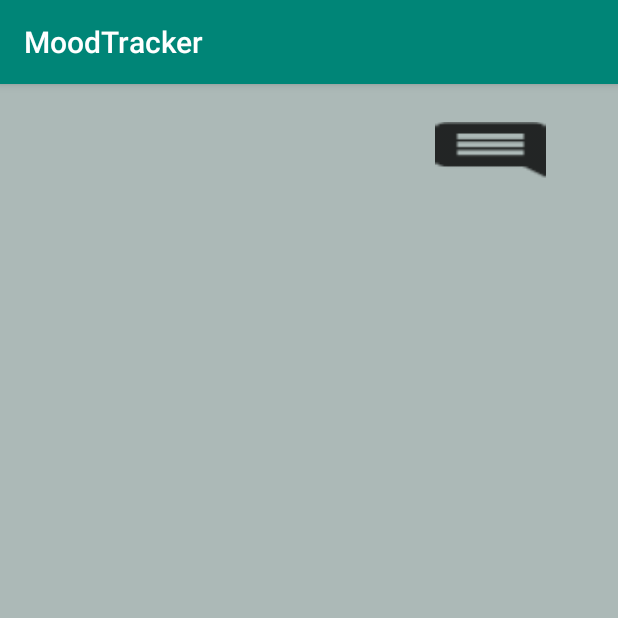
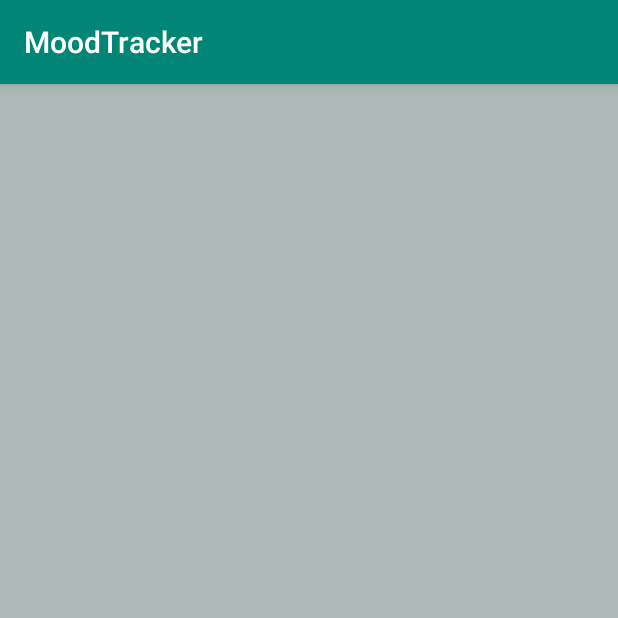
Before and after one commit to CoeurDeRoses/MoodTracker, an Android app: the screen it shows after launch (MHistoryMood), after a tap on "This button is used to allow the users t", on a phone screen of 412 x 824 dp, the top half of it. Run offline under Robolectric (Android 15) with nearby library versions, the light colour scheme and no system bars; 3 other taps on this screen came first.

Commit message:
Nouveau test boutton qui démontre que l'ancien test était érroné
J'inialise la variable avec "" par défaut dans MainActivity et aussi lorsque l'utilisateur appuie sur une humeur sans mettre un commentaire dans le code du boutton addcomment

```diff
--- a/app/src/main/java/com/cdrcoeurderoses/moodtracker/MHistoryMood.java
+++ b/app/src/main/java/com/cdrcoeurderoses/moodtracker/MHistoryMood.java
@@ -46,6 +46,14 @@ public class MHistoryMood extends AppCompatActivity {
         String gson_file_read = getSharedPreferences("mood_file",MODE_PRIVATE).getString("1", "");
         String mood_data_json = gson.fromJson(gson_file_read, String.class);
         String[] many_gson_array = mood_manager.mood_ready_read(mood_data_json);
+
+        //if the comment is not void i set the show comment button visible
+        // i need to set invisible aswell if the comment variable is null
+        Button show_comment= findViewById(R.id.show_comm);
+        if(!many_gson_array[3].contentEquals(""))
+            show_comment.setVisibility(View.VISIBLE);
+        else
+            show_comment.setVisibility(View.INVISIBLE);
 
         if(!many_gson_array[1].contentEquals("first_launch_application")) {
             t_yesterday.setText("Hier "+many_gson_array[3]);
@@ -106,12 +114,7 @@ public class MHistoryMood extends AppCompatActivity {
         String mood_data_json_7 = gson.fromJson(gson_file_read_7, String.class);
         String[] many_gson_array_7 = mood_manager.mood_ready_read(mood_data_json_7);
 
-        //if the comment is not null i set the show comment button visible
-        Button show_comment_7= findViewById(R.id.show_comm_7);
-        if(!many_gson_array_7[3].contentEquals(""))
-            show_comment_7.setVisibility(View.VISIBLE);
-        else
-            show_comment_7.setVisibility(View.INVISIBLE);
+
 
         if(!many_gson_array_7[1].contentEquals("first_launch_application")) {
             t_1weekago.setText("Il y'a une semaine "+many_gson_array_7[3]);
--- a/app/src/main/java/com/cdrcoeurderoses/moodtracker/MainActivity.java
+++ b/app/src/main/java/com/cdrcoeurderoses/moodtracker/MainActivity.java
@@ -39,7 +39,7 @@ public class MainActivity extends AppCompatActivity {
     //To record the user choice i make a string variable which have to be put in each case
     // to receive the relative color mood_color and other userfull variable
     private String mood_name;
-    private String mood_sentence;
+    private String mood_sentence="";
     private String mood_Color;
     private SimpleDateFormat mood_date;
 
@@ -108,6 +108,8 @@ public class MainActivity extends AppCompatActivity {
 
 
         //now i need to handle the button which have to record the possible comment of the user about his mood
+
+
 
         ImageButton btAddComment = findViewById(R.id.AddComment);
         btAddComment.setOnClickListener(new View.OnClickListener() {
--- a/app/src/main/res/layout/activity_mhistorymood.xml
+++ b/app/src/main/res/layout/activity_mhistorymood.xml
@@ -77,11 +77,29 @@
                 android:layout_height="104dp"
                 android:textSize="20sp" />
 
+            <FrameLayout
+            android:layout_width="match_parent"
+            android:layout_height="wrap_content">
+
+            <Button
+                android:id="@+id/show_comm"
+                android:layout_width="74dp"
+                android:layout_height="37dp"
+                android:layout_marginStart="290dp"
+                android:layout_marginTop="25dp"
+                android:layout_marginEnd="20dp"
+                android:background="@drawable/ic_comment_black_48px"
+                android:visibility="invisible"
+                tools:layout_editor_absoluteX="229dp"
+                tools:layout_editor_absoluteY="26dp" />
+
             <TextView
                 android:id="@+id/mood_View"
                 android:layout_width="match_parent"
-                android:layout_height="106dp"
+                android:layout_height="104dp"
                 android:textSize="20sp" />
+
+        </FrameLayout>
 
         </LinearLayout>
     </ScrollView>
```
